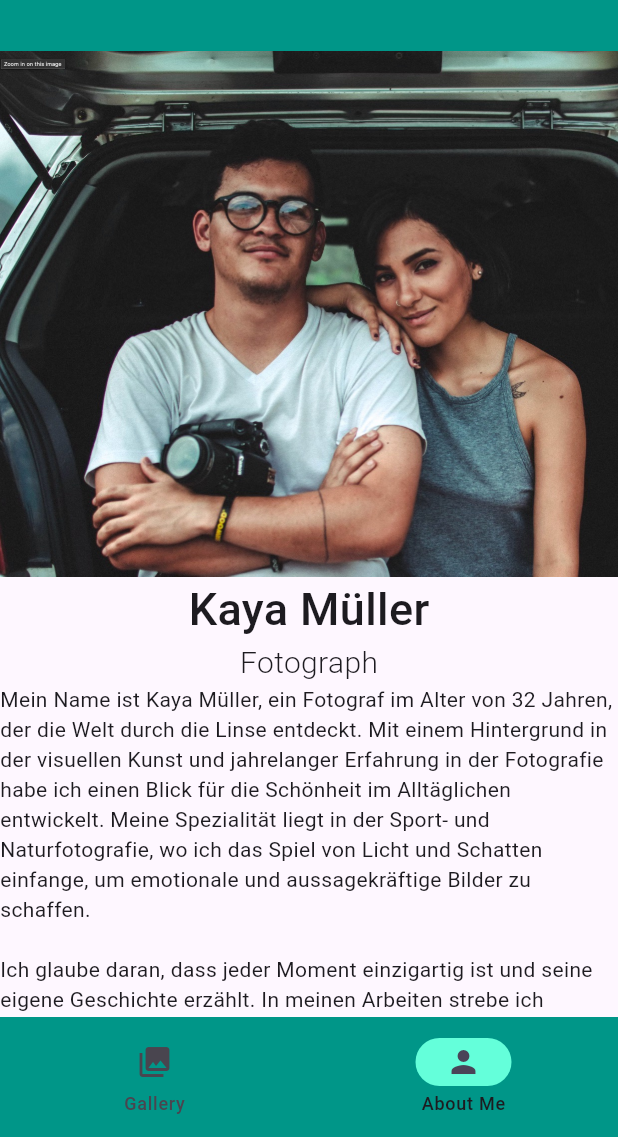
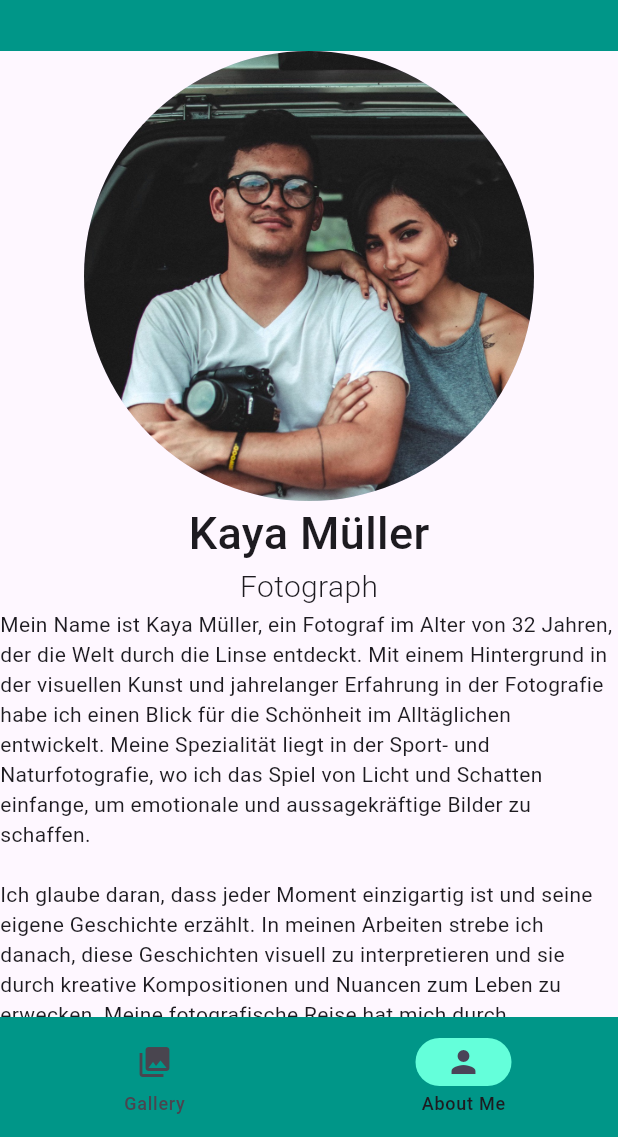
Before and after one commit to Dakueken/bildergalerie, a Flutter app: the screen it shows after launch, item 2 of the bottom bar chosen, on a phone screen of 412 x 824 dp, the part 99-1236 px from its top. Run offline on Flutter 3.47's test engine with Material 3 defaults, Android fonts, the phone set to English and light mode, and no system bars.

Commit message:
circle avatar in about_me eingebaut, gallery_dart klasse erstellt

```diff
--- a/lib/modules/aboutMe/about_me.dart
+++ b/lib/modules/aboutMe/about_me.dart
@@ -8,7 +8,10 @@ class AboutMe extends StatelessWidget {
   Widget build(BuildContext context) {
     return Column(
       children: [
-        Image.asset("lib/shared/assets/images/kaya.jpeg"),
+        CircleAvatar(
+          radius: 150,
+          backgroundImage: AssetImage("lib/shared/assets/images/kaya.jpeg"),
+        ),
         Expanded(
           child: Column(
             children: [
```
Also changed, not shown: lib/shared/data/gallery_data.dart (renamed from lib/modules/gallery/gallery_data.dart, +20 -9 lines).
